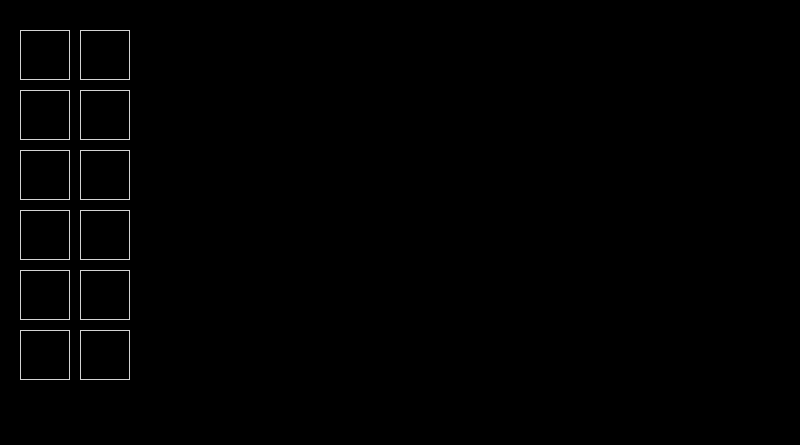
Above: vehiclerunstatepage.ui from mayue-crrc/Loco8 before the change. Below: the same form after it.
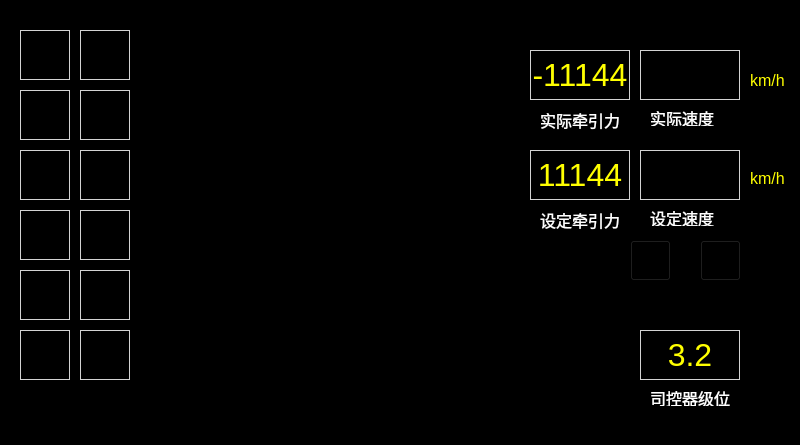
That is the form after the change. Icons and pictures are not drawn.

What changed in the file:
```diff
--- a/vehiclerunstatepage.ui
+++ b/vehiclerunstatepage.ui
@@ -187,6 +187,255 @@
     <string/>
    </property>
   </widget>
+  <widget class="QLabel" name="LBLActualForce">
+   <property name="geometry">
+    <rect>
+     <x>530</x>
+     <y>50</y>
+     <width>100</width>
+     <height>50</height>
+    </rect>
+   </property>
+   <property name="styleSheet">
+    <string notr="true">font:32px;
+color:yellow;
+</string>
+   </property>
+   <property name="text">
+    <string>-11144</string>
+   </property>
+   <property name="alignment">
+    <set>Qt::AlignCenter</set>
+   </property>
+  </widget>
+  <widget class="QLabel" name="LBLActualSpeed">
+   <property name="geometry">
+    <rect>
+     <x>640</x>
+     <y>50</y>
+     <width>100</width>
+     <height>50</height>
+    </rect>
+   </property>
+   <property name="styleSheet">
+    <string notr="true">font:32px;
+color:yellow;
+</string>
+   </property>
+   <property name="text">
+    <string/>
+   </property>
+   <property name="alignment">
+    <set>Qt::AlignCenter</set>
+   </property>
+  </widget>
+  <widget class="QLabel" name="LBLC22_2">
+   <property name="geometry">
+    <rect>
+     <x>750</x>
+     <y>70</y>
+     <width>41</width>
+     <height>20</height>
+    </rect>
+   </property>
+   <property name="styleSheet">
+    <string notr="true">color:yellow;border:tranpsarent;</string>
+   </property>
+   <property name="text">
+    <string>km/h</string>
+   </property>
+  </widget>
+  <widget class="QLabel" name="LBLC22_3">
+   <property name="geometry">
+    <rect>
+     <x>540</x>
+     <y>110</y>
+     <width>91</width>
+     <height>20</height>
+    </rect>
+   </property>
+   <property name="styleSheet">
+    <string notr="true">;border:tranpsarent;</string>
+   </property>
+   <property name="text">
+    <string>实际牵引力</string>
+   </property>
+  </widget>
+  <widget class="QLabel" name="LBLC22_4">
+   <property name="geometry">
+    <rect>
+     <x>650</x>
+     <y>110</y>
+     <width>71</width>
+     <height>16</height>
+    </rect>
+   </property>
+   <property name="styleSheet">
+    <string notr="true">;border:tranpsarent;</string>
+   </property>
+   <property name="text">
+    <string>实际速度</string>
+   </property>
+  </widget>
+  <widget class="QLabel" name="LBLSetForce">
+   <property name="geometry">
+    <rect>
+     <x>530</x>
+     <y>150</y>
+     <width>100</width>
+     <height>50</height>
+    </rect>
+   </property>
+   <property name="styleSheet">
+    <string notr="true">font:32px;
+color:yellow;
+</string>
+   </property>
+   <property name="text">
+    <string>11144</string>
+   </property>
+   <property name="alignment">
+    <set>Qt::AlignCenter</set>
+   </property>
+  </widget>
+  <widget class="QLabel" name="LBLC22_5">
+   <property name="geometry">
+    <rect>
+     <x>650</x>
+     <y>210</y>
+     <width>71</width>
+     <height>16</height>
+    </rect>
+   </property>
+   <property name="styleSheet">
+    <string notr="true">;border:tranpsarent;</string>
+   </property>
+   <property name="text">
+    <string>设定速度</string>
+   </property>
+  </widget>
+  <widget class="QLabel" name="LBLC22_6">
+   <property name="geometry">
+    <rect>
+     <x>540</x>
+     <y>210</y>
+     <width>91</width>
+     <height>20</height>
+    </rect>
+   </property>
+   <property name="styleSheet">
+    <string notr="true">;border:tranpsarent;</string>
+   </property>
+   <property name="text">
+    <string>设定牵引力</string>
+   </property>
+  </widget>
+  <widget class="QLabel" name="LBLSetSpeed">
+   <property name="geometry">
+    <rect>
+     <x>640</x>
+     <y>150</y>
+     <width>100</width>
+     <height>50</height>
+    </rect>
+   </property>
+   <property name="styleSheet">
+    <string notr="true">font:32px;
+color:yellow;
+</string>
+   </property>
+   <property name="text">
+    <string/>
+   </property>
+   <property name="alignment">
+    <set>Qt::AlignCenter</set>
+   </property>
+  </widget>
+  <widget class="QLabel" name="LBLC22_7">
+   <property name="geometry">
+    <rect>
+     <x>750</x>
+     <y>170</y>
+     <width>51</width>
+     <height>16</height>
+    </rect>
+   </property>
+   <property name="styleSheet">
+    <string notr="true">color:yellow;border:tranpsarent;</string>
+   </property>
+   <property name="text">
+    <string>km/h</string>
+   </property>
+  </widget>
+  <widget class="QPushButton" name="BTNSpeedplus">
+   <property name="geometry">
+    <rect>
+     <x>630</x>
+     <y>240</y>
+     <width>41</width>
+     <height>41</height>
+    </rect>
+   </property>
+   <property name="styleSheet">
+    <string notr="true">border-image: url(:/images/images/up.png);</string>
+   </property>
+   <property name="text">
+    <string/>
+   </property>
+  </widget>
+  <widget class="QPushButton" name="BTNSpeedminus">
+   <property name="geometry">
+    <rect>
+     <x>700</x>
+     <y>240</y>
+     <width>41</width>
+     <height>41</height>
+    </rect>
+   </property>
+   <property name="styleSheet">
+    <string notr="true">border-image: url(:/images/images/down.png);</string>
+   </property>
+   <property name="text">
+    <string/>
+   </property>
+  </widget>
+  <widget class="QLabel" name="LBLSetSpeed_2">
+   <property name="geometry">
+    <rect>
+     <x>640</x>
+     <y>330</y>
+     <width>100</width>
+     <height>50</height>
+    </rect>
+   </property>
+   <property name="styleSheet">
+    <string notr="true">font:32px;
+color:yellow;
+</string>
+   </property>
+   <property name="text">
+    <string>3.2</string>
+   </property>
+   <property name="alignment">
+    <set>Qt::AlignCenter</set>
+   </property>
+  </widget>
+  <widget class="QLabel" name="LBLC22_8">
+   <property name="geometry">
+    <rect>
+     <x>650</x>
+     <y>390</y>
+     <width>81</width>
+     <height>16</height>
+    </rect>
+   </property>
+   <property name="styleSheet">
+    <string notr="true">;border:tranpsarent;</string>
+   </property>
+   <property name="text">
+    <string>司控器级位</string>
+   </property>
+  </widget>
  </widget>
  <resources/>
  <connections/>
```
